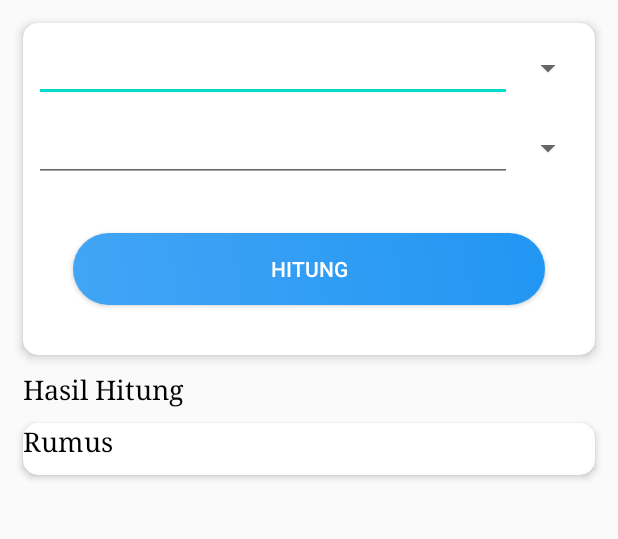
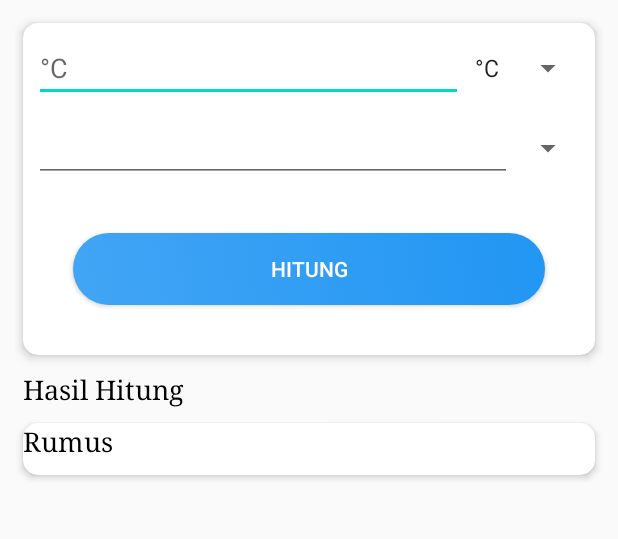
Before and after one commit to narumiya1/konversi, an Android app: the screen it shows after launch (MainActivity), on a phone screen of 412 x 824 dp, the part 84-623 px from its top. Run offline under Robolectric (Android 15) with nearby library versions, the phone set to English and light mode, and no system bars.

```diff
--- a/app/src/main/java/com/eijun/konversi/MainActivity.java
+++ b/app/src/main/java/com/eijun/konversi/MainActivity.java
@@ -6,6 +6,9 @@ import android.support.v7.app.AppCompatActivity;
 import android.support.v7.widget.AppCompatEditText;
 import android.support.v7.widget.AppCompatSpinner;
 import android.support.v7.widget.Toolbar;
+import android.view.View;
+import android.widget.AdapterView;
+import android.widget.ArrayAdapter;
 import android.widget.LinearLayout;
 import android.widget.TextView;
 
@@ -24,20 +27,74 @@ public class MainActivity extends AppCompatActivity {
             "K"
     } ;
 
+    private Temperatur temperatur ;
+
 
     @Override
     protected void onCreate(Bundle savedInstanceState) {
         super.onCreate(savedInstanceState);
         setContentView(R.layout.activity_main);
 
+        temperatur = new Temperatur(this);
+
         linearLayout_hasil = findViewById(R.id.layout_hasil) ;
         textViewHasil = findViewById(R.id.tv_hasil) ;
-        editText_temp1 = findViewById(R.id.et_1_tempr);
-
-        editText_temp2 = findViewById(R.id.et_2_tempr);
 
         setUpToolbar();
 
+        editText_temp1 = findViewById(R.id.et_1_tempr);
+        editText_temp1.setHint(SharedPrefTemp.getTempSymbol1(MainActivity.this));
+
+        editText_temp2 = findViewById(R.id.et_2_tempr);
+        editText_temp2.setHint(SharedPrefTemp.getTempSymbol2(MainActivity.this));
+        editText_temp2.setKeyListener(null);
+        editText_temp2.setClickable(false);
+
+
+
+
+        //spinner y adapter
+        ArrayAdapter<String> arrayAdapter1 = new ArrayAdapter(MainActivity.this, android.R.layout.simple_spinner_item, temperatures);
+        arrayAdapter1.setDropDownViewResource(android.R.layout.simple_spinner_dropdown_item);
+
+        AppCompatSpinner appCompatSpinner1 = findViewById(R.id.spinner_1_tempr);
+        appCompatSpinner1.setAdapter(arrayAdapter1);
+
+        //set selection
+        appCompatSpinner1.setSelection(SharedPrefTemp.getTempIndex1(MainActivity.this));
+        appCompatSpinner1.setOnItemSelectedListener(new AdapterView.OnItemSelectedListener() {
+            @Override
+            public void onItemSelected(AdapterView<?> parent, View view, int position, long id) {
+
+                String temp_symbol1 = temperatures[position] ;
+                SharedPrefTemp.setTemperature1(MainActivity.this, temp_symbol1, position );
+                editText_temp1.setHint(temperatures[position]);
+            }
+
+            @Override
+            public void onNothingSelected(AdapterView<?> parent) {
+
+            }
+        });
+
+        ArrayAdapter<String> arrayAdapter2 = new ArrayAdapter<>(MainActivity.this, android.R.layout.simple_spinner_item, temperatures) ;
+        arrayAdapter2.setDropDownViewResource(android.R.layout.simple_spinner_dropdown_item);
+
+        AppCompatSpinner appCompatSpinner2 = findViewById(R.id.spinner_2_tempr);
+        appCompatSpinner2.setSelection(SharedPrefTemp.getTempIndex2(MainActivity.this));
+        appCompatSpinner2.setOnItemSelectedListener(new AdapterView.OnItemSelectedListener() {
+            @Override
+            public void onItemSelected(AdapterView<?> parent, View view, int position, long id) {
+                String temp_symbol2 = temperatures[position] ;
+                SharedPrefTemp.setTemperature2(MainActivity.this, temp_symbol2, position);
+                editText_temp2.setHint(temperatures[position]);
+            }
+
+            @Override
+            public void onNothingSelected(AdapterView<?> parent) {
+
+            }
+        });
     }
 
     private void setUpToolbar() {
```
